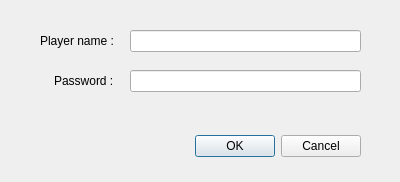
Qt form inc/Baoying/dialogcreateplayer.ui (Preston404/SpinOff) before a commit.
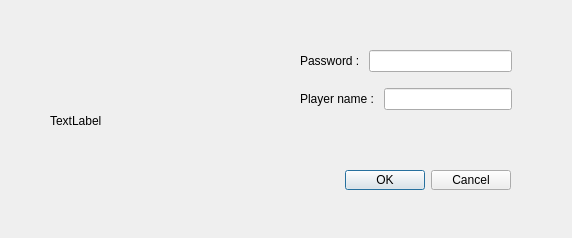
The same form after that commit.

Diff of the .ui file:
```diff
--- a/inc/Baoying/dialogcreateplayer.ui
+++ b/inc/Baoying/dialogcreateplayer.ui
@@ -6,72 +6,20 @@
    <rect>
     <x>0</x>
     <y>0</y>
-    <width>400</width>
-    <height>182</height>
+    <width>572</width>
+    <height>238</height>
    </rect>
   </property>
   <property name="windowTitle">
    <string>Dialog</string>
   </property>
-  <widget class="QLineEdit" name="lineEditPWD">
-   <property name="geometry">
-    <rect>
-     <x>130</x>
-     <y>70</y>
-     <width>231</width>
-     <height>22</height>
-    </rect>
-   </property>
-  </widget>
-  <widget class="QLineEdit" name="lineEditPlayerName">
-   <property name="geometry">
-    <rect>
-     <x>130</x>
-     <y>30</y>
-     <width>231</width>
-     <height>22</height>
-    </rect>
-   </property>
-  </widget>
-  <widget class="QLabel" name="label_2">
-   <property name="geometry">
-    <rect>
-     <x>54</x>
-     <y>70</y>
-     <width>71</width>
-     <height>21</height>
-    </rect>
-   </property>
-   <property name="text">
-    <string>Password : </string>
-   </property>
-   <property name="scaledContents">
-    <bool>false</bool>
-   </property>
-  </widget>
-  <widget class="QLabel" name="label">
-   <property name="geometry">
-    <rect>
-     <x>40</x>
-     <y>30</y>
-     <width>91</width>
-     <height>21</height>
-    </rect>
-   </property>
-   <property name="text">
-    <string>Player name : </string>
-   </property>
-   <property name="scaledContents">
-    <bool>false</bool>
-   </property>
-  </widget>
   <widget class="QDialogButtonBox" name="buttonBox">
    <property name="geometry">
     <rect>
-     <x>20</x>
-     <y>130</y>
-     <width>341</width>
-     <height>32</height>
+     <x>340</x>
+     <y>170</y>
+     <width>171</width>
+     <height>20</height>
     </rect>
    </property>
    <property name="orientation">
@@ -81,6 +29,65 @@
     <set>QDialogButtonBox::Cancel|QDialogButtonBox::Ok</set>
    </property>
   </widget>
+  <widget class="QLabel" name="pic">
+   <property name="geometry">
+    <rect>
+     <x>50</x>
+     <y>20</y>
+     <width>201</width>
+     <height>201</height>
+    </rect>
+   </property>
+   <property name="text">
+    <string>TextLabel</string>
+   </property>
+  </widget>
+  <widget class="QWidget" name="">
+   <property name="geometry">
+    <rect>
+     <x>300</x>
+     <y>40</y>
+     <width>212</width>
+     <height>81</height>
+    </rect>
+   </property>
+   <layout class="QVBoxLayout" name="verticalLayout">
+    <item>
+     <layout class="QHBoxLayout" name="horizontalLayout_2">
+      <item>
+       <widget class="QLabel" name="label_2">
+        <property name="text">
+         <string>Password : </string>
+        </property>
+        <property name="scaledContents">
+         <bool>false</bool>
+        </property>
+       </widget>
+      </item>
+      <item>
+       <widget class="QLineEdit" name="lineEditPWD"/>
+      </item>
+     </layout>
+    </item>
+    <item>
+     <layout class="QHBoxLayout" name="horizontalLayout">
+      <item>
+       <widget class="QLabel" name="label">
+        <property name="text">
+         <string>Player name : </string>
+        </property>
+        <property name="scaledContents">
+         <bool>false</bool>
+        </property>
+       </widget>
+      </item>
+      <item>
+       <widget class="QLineEdit" name="lineEditPlayerName"/>
+      </item>
+     </layout>
+    </item>
+   </layout>
+  </widget>
  </widget>
  <resources/>
  <connections/>
```
